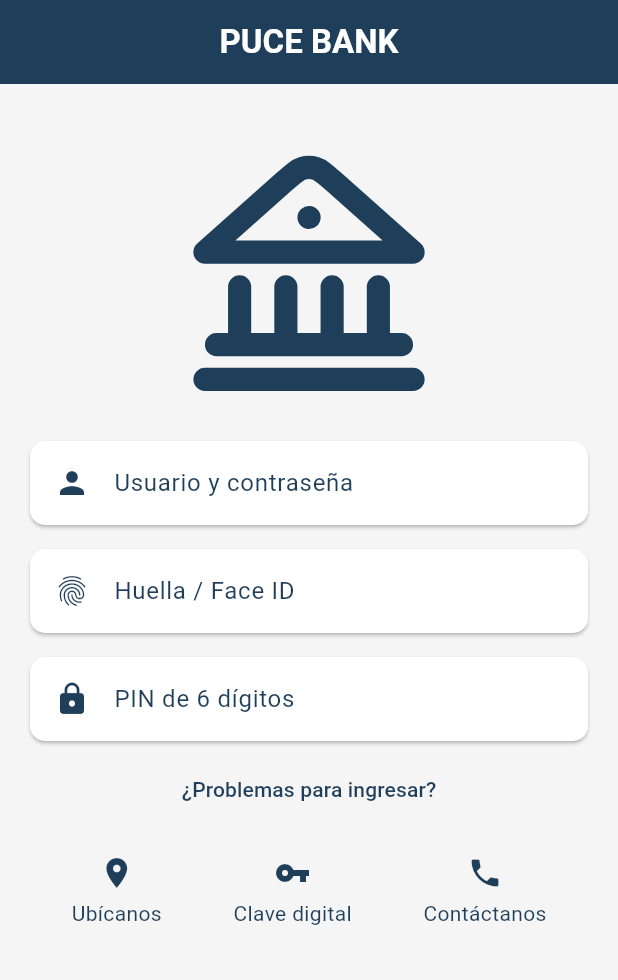
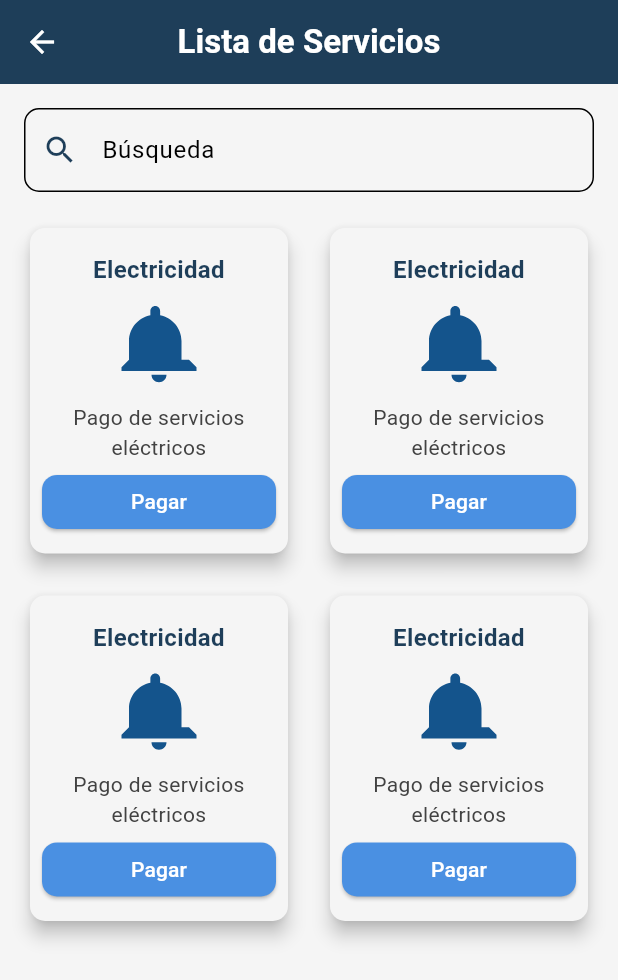
Before and after one commit to Danncan/BancaFlutterV1, a Flutter app: the screen it shows after launch, after a tap on "Huella / Face ID", on a phone screen of 412 x 824 dp. Shown: the top 980 px of the screen. Run offline on Flutter 3.47's test engine with Material 3 defaults, Android fonts, the phone set to English and light mode, and no system bars; our stand-ins replace flutter_svg; network calls fail.

Commit message:
VALIENDO LOGIN CON URI Y SERVICIOS

```diff
--- a/lib/main.dart
+++ b/lib/main.dart
@@ -1,5 +1,8 @@
+import 'package:flutter/foundation.dart';
 import 'package:flutter/material.dart';
 import 'package:flutter_svg/svg.dart';
+import 'login_screen.dart';
+import 'serviceList.dart'; // Importa el nuevo archivo
 
 const Color primaryColor = Color(0xFF1E3E59);
 const Color secondaryColor = Color(0xFF14548C);
@@ -20,6 +23,8 @@ const String svgIcon = '''
 ''';
 
 void main() {
+  WidgetsFlutterBinding.ensureInitialized();
+  debugDefaultTargetPlatformOverride = TargetPlatform.fuchsia;
   runApp(const MyApp());
 }
 
@@ -69,12 +74,29 @@ class BancoScreen extends StatelessWidget {
           children: <Widget>[
             const SizedBox(height: 35),
             Center(
-              child: SvgPicture.string(svgIcon, height: 185
-              , color: primaryColor),
+              child: SvgPicture.string(svgIcon, height: 185, color: primaryColor),
             ),
             const SizedBox(height: 10),
-            const LoginButton(icon: Icons.person, text: 'Usuario y contraseña'),
-            const LoginButton(icon: Icons.fingerprint, text: 'Huella / Face ID'),
+            LoginButton(
+              icon: Icons.person,
+              text: 'Usuario y contraseña',
+              onTap: () {
+                Navigator.push(
+                  context,
+                  MaterialPageRoute(builder: (context) => const LoginScreen()),
+                );
+              },
+            ),
+            LoginButton(
+              icon: Icons.fingerprint,
+              text: 'Huella / Face ID',
+              onTap: () {
+                Navigator.push(
+                  context,
+                  MaterialPageRoute(builder: (context) => const ServiceListScreen()),
+                );
+              },
+            ),
             const LoginButton(icon: Icons.lock, text: 'PIN de 6 dígitos'),
             TextButton(
               onPressed: () {},
@@ -100,8 +122,9 @@ class BancoScreen extends StatelessWidget {
 class LoginButton extends StatelessWidget {
   final IconData icon;
   final String text;
+  final VoidCallback? onTap;
 
-  const LoginButton({super.key, required this.icon, required this.text});
+  const LoginButton({super.key, required this.icon, required this.text, this.onTap});
 
   @override
   Widget build(BuildContext context) {
@@ -112,7 +135,7 @@ class LoginButton extends StatelessWidget {
       child: ListTile(
         leading: Icon(icon, color: primaryColor),
         title: Text(text, style: const TextStyle(color: primaryColor)),
-        onTap: () {},
+        onTap: onTap,
       ),
     );
   }
--- /dev/null
+++ b/lib/servicelist.dart
@@ -0,0 +1,140 @@
+import 'package:flutter/material.dart';
+import 'package:flutter_svg/svg.dart';
+
+const Color primaryColor = Color(0xFF1E3E59);
+const Color secondaryColor = Color(0xFF14548C);
+const Color backgroundColor = Color(0xFFF5F5F5);
+const Color accentColor = Color(0xFF4A90E2);
+const Color textColor = Color(0xFF424242);
+
+class ServiceListScreen extends StatelessWidget {
+  const ServiceListScreen({super.key});
+
+  final List<Map<String, String>> services = const [
+    {
+      'name': 'Electricidad',
+      'description': 'Pago de servicios eléctricos',
+      'svg': '<svg viewBox="0 0 24 24" fill="none" xmlns="http://www.w3.org/2000/svg"> <g id="SVGRepo_bgCarrier" stroke-width="0"></g><g id="SVGRepo_tracerCarrier" stroke-linecap="round" stroke-linejoin="round"></g><g id="SVGRepo_iconCarrier"><path d="M12 22C13.1046 22 14 21.1046 14 20H10C10 21.1046 10.8954 22 12 22ZM18 16V11C18 7.603 15.584 4.787 12.3 4.127V3C12.3 2.284 11.716 1.7 11 1.7C10.284 1.7 9.7 2.284 9.7 3V4.127C6.416 4.787 4 7.603 4 11V16L2 18V19H22V18L20 16H18Z" fill="#000000"></path></g></svg>',
+    },
+    {
+      'name': 'Electricidad',
+      'description': 'Pago de servicios eléctricos',
+      'svg': '<svg viewBox="0 0 24 24" fill="none" xmlns="http://www.w3.org/2000/svg"> <g id="SVGRepo_bgCarrier" stroke-width="0"></g><g id="SVGRepo_tracerCarrier" stroke-linecap="round" stroke-linejoin="round"></g><g id="SVGRepo_iconCarrier"><path d="M12 22C13.1046 22 14 21.1046 14 20H10C10 21.1046 10.8954 22 12 22ZM18 16V11C18 7.603 15.584 4.787 12.3 4.127V3C12.3 2.284 11.716 1.7 11 1.7C10.284 1.7 9.7 2.284 9.7 3V4.127C6.416 4.787 4 7.603 4 11V16L2 18V19H22V18L20 16H18Z" fill="#000000"></path></g></svg>',
+    },
+    {
+      'name': 'Electricidad',
+      'description': 'Pago de servicios eléctricos',
+      'svg': '<svg viewBox="0 0 24 24" fill="none" xmlns="http://www.w3.org/2000/svg"> <g id="SVGRepo_bgCarrier" stroke-width="0"></g><g id="SVGRepo_tracerCarrier" stroke-linecap="round" stroke-linejoin="round"></g><g id="SVGRepo_iconCarrier"><path d="M12 22C13.1046 22 14 21.1046 14 20H10C10 21.1046 10.8954 22 12 22ZM18 16V11C18 7.603 15.584 4.787 12.3 4.127V3C12.3 2.284 11.716 1.7 11 1.7C10.284 1.7 9.7 2.284 9.7 3V4.127C6.416 4.787 4 7.603 4 11V16L2 18V19H22V18L20 16H18Z" fill="#000000"></path></g></svg>',
+    },
+    {
+      'name': 'Electricidad',
+      'description': 'Pago de servicios eléctricos',
+      'svg': '<svg viewBox="0 0 24 24" fill="none" xmlns="http://www.w3.org/2000/svg"> <g id="SVGRepo_bgCarrier" stroke-width="0"></g><g id="SVGRepo_tracerCarrier" stroke-linecap="round" stroke-linejoin="round"></g><g id="SVGRepo_iconCarrier"><path d="M12 22C13.1046 22 14 21.1046 14 20H10C10 21.1046 10.8954 22 12 22ZM18 16V11C18 7.603 15.584 4.787 12.3 4.127V3C12.3 2.284 11.716 1.7 11 1.7C10.284 1.7 9.7 2.284 9.7 3V4.127C6.416 4.787 4 7.603 4 11V16L2 18V19H22V18L20 16H18Z" fill="#000000"></path></g></svg>',
+    },
+    // Agrega aquí los otros servicios de la misma manera
+  ];
+
+  @override
+  Widget build(BuildContext context) {
+    return Scaffold(
+      appBar: AppBar(
+        title: const Text('Lista de Servicios'),
+        centerTitle: true,
+      ),
+      body: Padding(
+        padding: const EdgeInsets.all(16.0),
+        child: Column(
+          children: [
+            TextField(
+              decoration: InputDecoration(
+                labelText: 'Búsqueda',
+                prefixIcon: const Icon(Icons.search, color: primaryColor),
+                border: OutlineInputBorder(
+                  borderRadius: BorderRadius.circular(10),
+                ),
+              ),
+            ),
+            const SizedBox(height: 20),
+            Expanded(
+              child: GridView.builder(
+                gridDelegate: const SliverGridDelegateWithFixedCrossAxisCount(
+                  crossAxisCount: 2,
+                  mainAxisSpacing: 20,
+                  crossAxisSpacing: 20,
+                  childAspectRatio: 0.8, // Ajuste de aspecto para evitar desbordamiento
+                ),
+                itemCount: services.length,
+                itemBuilder: (context, index) {
+                  final service = services[index];
+                  return ServiceCard(
+                    name: service['name']!,
+                    description: service['description']!,
+                    svg: service['svg']!,
+                  );
+                },
+              ),
+            ),
+          ],
+        ),
+      ),
+    );
+  }
+}
+
+class ServiceCard extends StatelessWidget {
+  final String name;
+  final String description;
+  final String svg;
+
+  const ServiceCard({
+    super.key,
+    required this.name,
+    required this.description,
+    required this.svg,
+  });
+
+  @override
+  Widget build(BuildContext context) {
+    return Card(
+      shape: RoundedRectangleBorder(borderRadius: BorderRadius.circular(10)),
+      elevation: 5,
+      child: Padding(
+        padding: const EdgeInsets.all(8.0), // Reducir el padding para evitar desbordamiento
+        child: Column(
+          mainAxisAlignment: MainAxisAlignment.spaceEvenly,
+          children: [
+            Text(
+              name,
+              style: const TextStyle(
+                color: primaryColor,
+                fontSize: 16,
+                fontWeight: FontWeight.bold,
+              ),
+              textAlign: TextAlign.center,
+            ),
+            SvgPicture.string(svg, height: 60, color: secondaryColor), // Reducir la altura del SVG
+            Text(
+              description,
+              style: const TextStyle(color: textColor),
+              textAlign: TextAlign.center,
+            ),
+            SizedBox(
+              height: 36, // Altura del botón ajustada
+              width: double.infinity,
+              child: ElevatedButton(
+                onPressed: () {},
+                style: ElevatedButton.styleFrom(
+                  foregroundColor: Colors.white, backgroundColor: accentColor,
+                  shape: RoundedRectangleBorder(
+                    borderRadius: BorderRadius.circular(10),
+                  ),
+                ),
+                child: const Text('Pagar'),
+              ),
+            ),
+          ],
+        ),
+      ),
+    );
+  }
+}
--- a/pubspec.yaml
+++ b/pubspec.yaml
@@ -47,6 +47,7 @@ dev_dependencies:
   # package. See that file for information about deactivating specific lint
   # rules and activating additional ones.
   flutter_lints: ^3.0.0
+  http: ^0.13.3
 
 # For information on the generic Dart part of this file, see the
 # following page: https://dart.dev/tools/pub/pubspec
```
Also changed, not shown: lib/login_screen.dart (added, +145 -0 lines), pubspec.lock.
